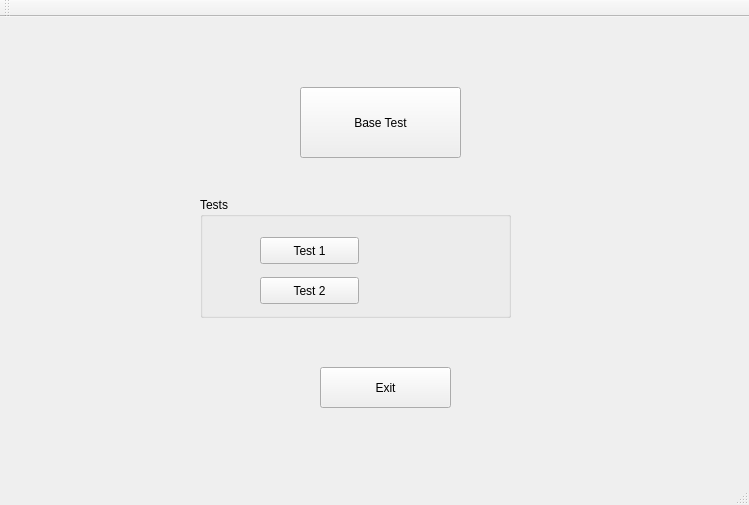
The window that mainwindow.ui (sefamert/MyFirstInterface) describes before a commit, drawn with Qt 5.
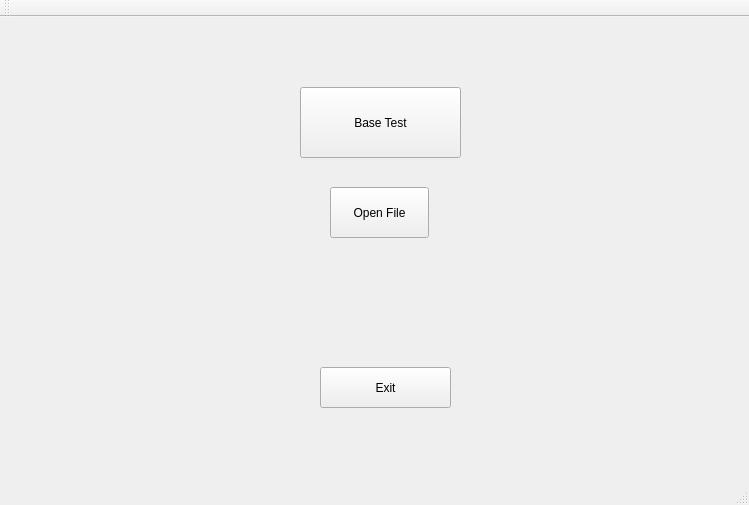
The same window after the commit.

The edit to the form file:
```diff
--- a/mainwindow.ui
+++ b/mainwindow.ui
@@ -43,44 +43,18 @@
      <string>Exit</string>
     </property>
    </widget>
-   <widget class="QGroupBox" name="groupBox">
+   <widget class="QPushButton" name="pushButton_3">
     <property name="geometry">
      <rect>
-      <x>200</x>
-      <y>180</y>
-      <width>311</width>
-      <height>121</height>
+      <x>330</x>
+      <y>170</y>
+      <width>99</width>
+      <height>51</height>
      </rect>
     </property>
-    <property name="title">
-     <string>Tests</string>
+    <property name="text">
+     <string>Open File</string>
     </property>
-    <widget class="QPushButton" name="pushButton_3">
-     <property name="geometry">
-      <rect>
-       <x>60</x>
-       <y>40</y>
-       <width>99</width>
-       <height>27</height>
-      </rect>
-     </property>
-     <property name="text">
-      <string>Test 1</string>
-     </property>
-    </widget>
-    <widget class="QPushButton" name="pushButton_4">
-     <property name="geometry">
-      <rect>
-       <x>60</x>
-       <y>80</y>
-       <width>99</width>
-       <height>27</height>
-      </rect>
-     </property>
-     <property name="text">
-      <string>Test 2</string>
-     </property>
-    </widget>
    </widget>
    <zorder>pushButton_2</zorder>
    <zorder>pushButton</zorder>
```
Left out of the diff: 2 changed lines with no effect on the pictures.
